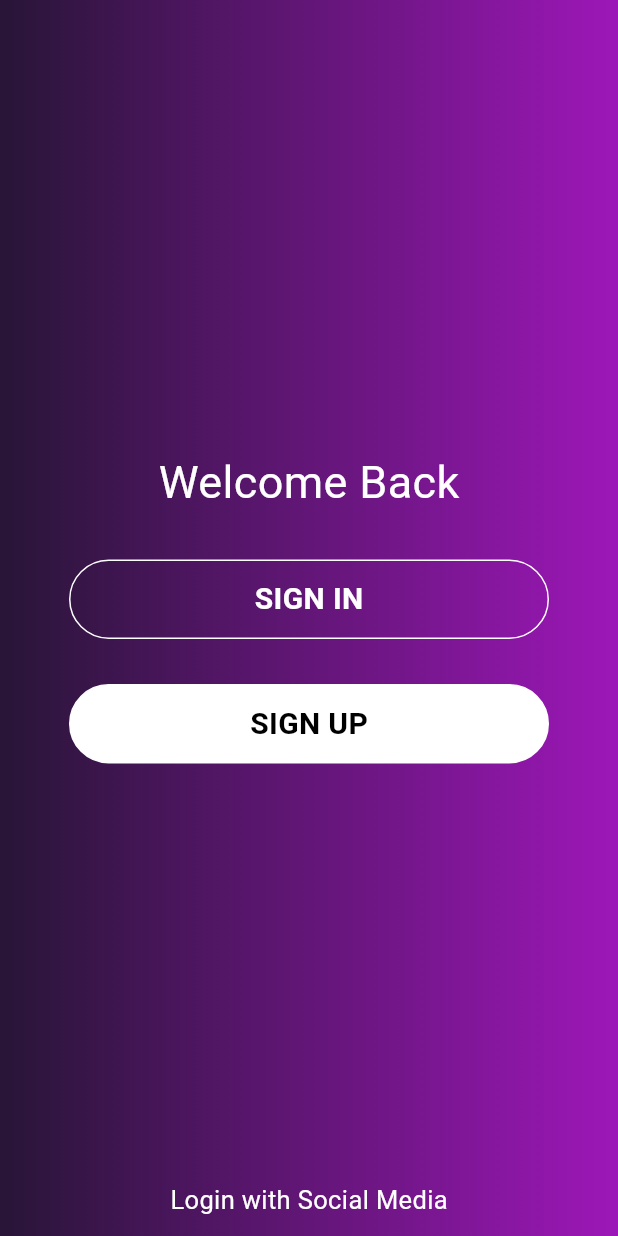
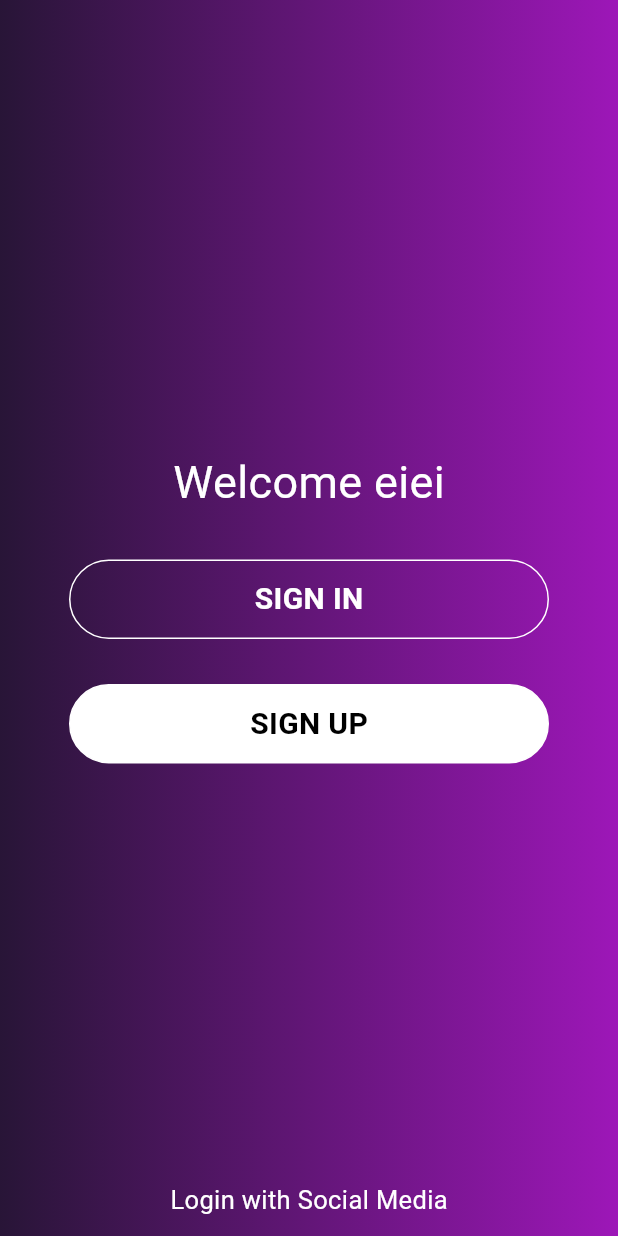
Before and after one commit to khaosuayonanongmantim/love, a Flutter app: the screen it shows after launch, on a phone screen of 412 x 824 dp. Run offline on Flutter 3.47's test engine with Material 3 defaults, Android fonts, the phone set to English and light mode, and no system bars; our stand-ins replace smooth_page_indicator; Roboto replaces fonts that are missing (inter).

Commit message:
Update WelcomeScreen.dart

```diff
--- a/lib/WelcomeScreen.dart
+++ b/lib/WelcomeScreen.dart
@@ -31,7 +31,7 @@ class WelcomeScreen extends StatelessWidget {
            const SizedBox(
              height: 100,
            ),
-           const Text('Welcome Back',style: TextStyle(
+           const Text('Welcome eiei',style: TextStyle(
              fontSize: 30,
              color: Colors.white
            ),),
```
